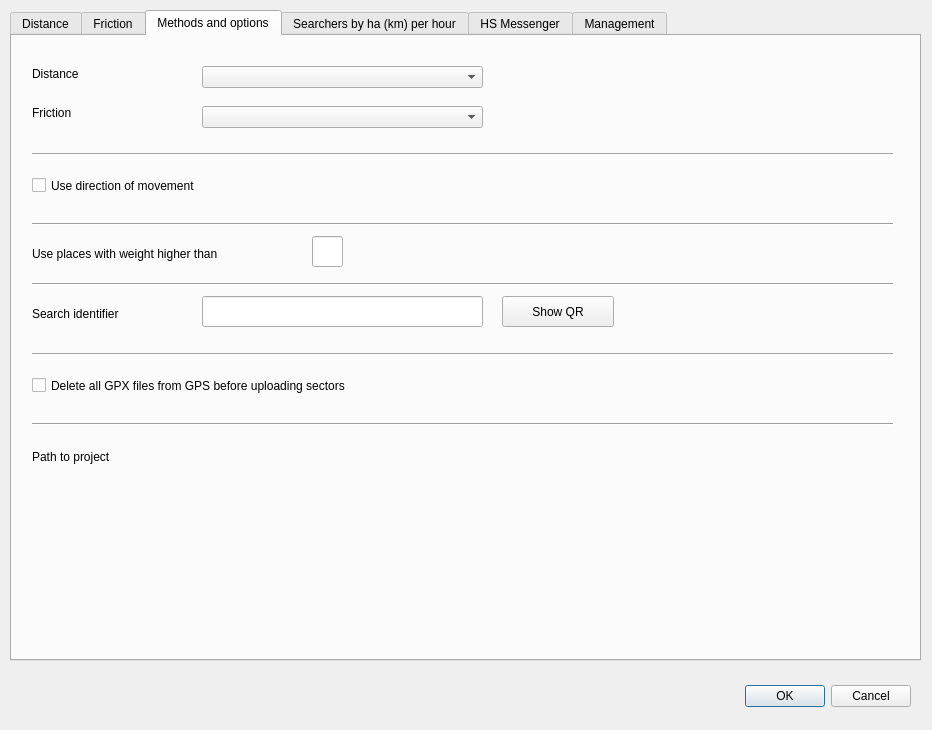
First picture: the form in ui/settings.ui, repository ruz76/qgis_patrac_3, before the edit.
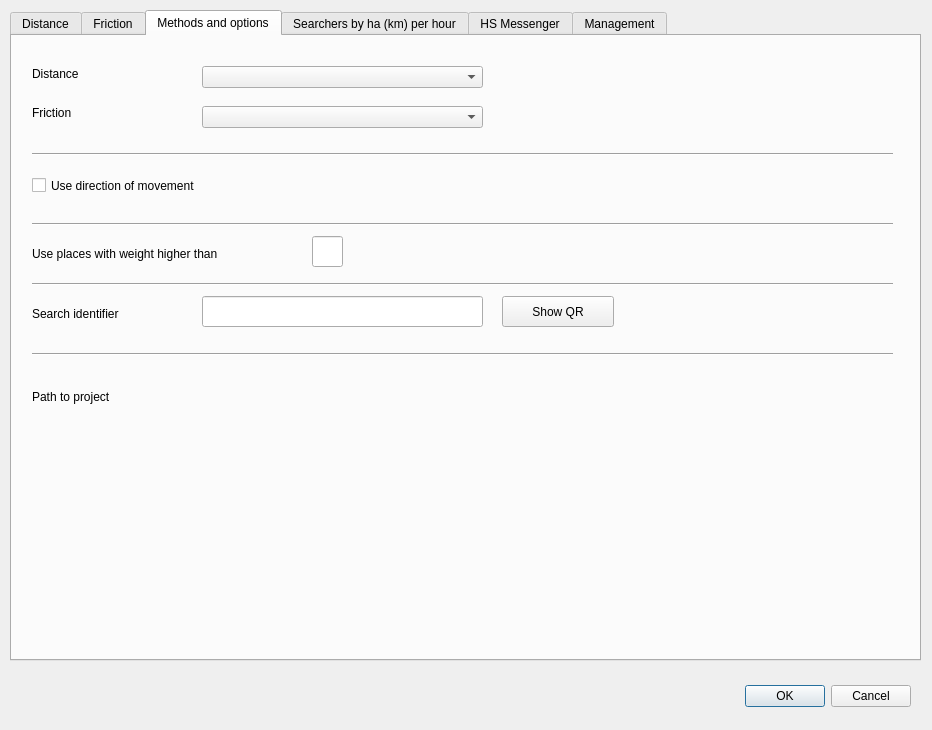
Second picture: the form after the edit.

Diff of the .ui file:
```diff
--- a/ui/settings.ui
+++ b/ui/settings.ui
@@ -523,7 +523,7 @@
      <property name="geometry">
       <rect>
        <x>20</x>
-       <y>410</y>
+       <y>350</y>
        <width>851</width>
        <height>21</height>
       </rect>
@@ -532,19 +532,6 @@
       <string>Path to project</string>
      </property>
     </widget>
-    <widget class="Line" name="line_3">
-     <property name="geometry">
-      <rect>
-       <x>20</x>
-       <y>380</y>
-       <width>861</width>
-       <height>16</height>
-      </rect>
-     </property>
-     <property name="orientation">
-      <enum>Qt::Horizontal</enum>
-     </property>
-    </widget>
     <widget class="QPushButton" name="pushButtonShowQrCode">
      <property name="geometry">
       <rect>
@@ -558,22 +545,6 @@
       <string>Show QR</string>
      </property>
     </widget>
-    <widget class="QCheckBox" name="checkBoxCleanGPS">
-     <property name="geometry">
-      <rect>
-       <x>20</x>
-       <y>340</y>
-       <width>851</width>
-       <height>19</height>
-      </rect>
-     </property>
-     <property name="text">
-      <string>Delete all GPX files from GPS before uploading sectors</string>
-     </property>
-     <property name="checked">
-      <bool>false</bool>
-     </property>
-    </widget>
     <widget class="Line" name="line_5">
      <property name="geometry">
       <rect>
```
